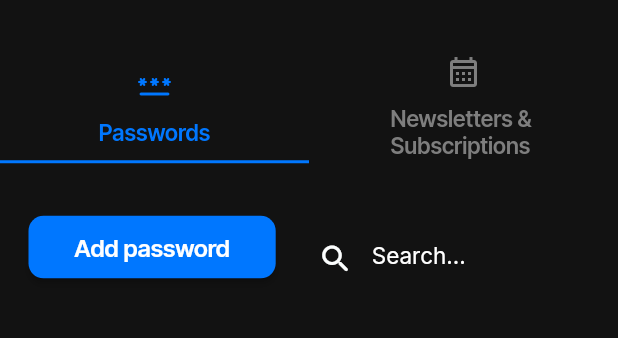
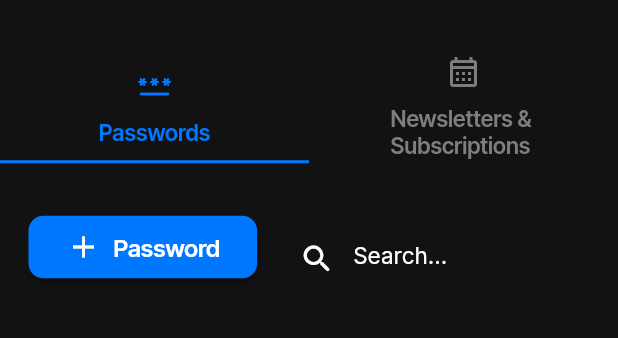
Before and after one commit to Anzasu/ZeroVault, a Flutter app: the VaultWidget screen opened by its route, on a phone screen of 412 x 824 dp, the part 111-449 px from its top. Run offline on Flutter 3.47's test engine with Material 3 defaults, Android fonts, the phone set to English and light mode, and no system bars; drawn by our look-alikes of auto_size_text; our stand-ins replace dropdown_button2, flutter_secure_storage, font_awesome_flutter, from_css_color, go_router, google_fonts and 5 more; missing offline and left inert: encrypt, json_path; accounts and stored records are empty.

Commit message:
added icon to add buttons

```diff
--- a/lib/frontend/pages/vault/vault_widget.dart
+++ b/lib/frontend/pages/vault/vault_widget.dart
@@ -250,7 +250,7 @@ Widget build(BuildContext context) {
                                                 child: Padding(
                                                 padding: EdgeInsetsDirectional.fromSTEB(10.0, 0.0, 16.0, 0.0),
                                                 child: Container(
-                                                  width: MediaQuery.sizeOf(context).width *0.40,
+                                                  width: MediaQuery.sizeOf(context).width *0.37,
                                                   height: MediaQuery.sizeOf(context).height *0.07,
                                                   decoration: BoxDecoration(),
                                                   child: Align(
@@ -259,11 +259,12 @@ Widget build(BuildContext context) {
                                                     child: Padding(
                                                       padding:EdgeInsetsDirectional.fromSTEB(0.0, 0.0, 0.0, 16.0),
                                                     child: FFButtonWidget(
+                                                      icon: Icon(Icons.add, color: Colors.white,),
                                                     onPressed: () async {
                                                       await context.pushNamed(AddPassPageWidget.routeName);
                                                       context.read<VaultProvider>().refresh();
                                                     },
-                                                    text: 'Add password',
+                                                    text: 'Password',
                                                     options: FFButtonOptions(
                                                           width:
                                                               MediaQuery.sizeOf(
@@ -704,19 +705,20 @@ Widget build(BuildContext context) {
                                       children: [
                                         Padding(
                                           padding: EdgeInsetsDirectional
-                                              .fromSTEB(16.0, 0.0, 16.0, 16.0),
+                                              .fromSTEB(19.0, 20.0, 16.0, 10.0),
                                           child: Row(
                                             mainAxisSize: MainAxisSize.max,
                                             mainAxisAlignment:
                                                 MainAxisAlignment.spaceBetween,
                                             children: [
+                                              // ----------------------------------------------------------------------- SUB ADD BUTTON -----------------------------------------
                                                 Align(
                                                   alignment: AlignmentDirectional(
                                                     0.0, 0.0),
                                                   child: Padding(
                                                   padding: EdgeInsetsDirectional.fromSTEB(10.0, 0.0, 16.0, 0.0),
                                                   child: Container(
-                                                    width: MediaQuery.sizeOf(context).width *0.40,
+                                                    width: MediaQuery.sizeOf(context).width *0.4,
                                                     height: MediaQuery.sizeOf(context).height *0.07,
                                                     decoration: BoxDecoration(),
                                                     child: Align(
@@ -725,11 +727,12 @@ Widget build(BuildContext context) {
                                                       child: Padding(
                                                         padding:EdgeInsetsDirectional.fromSTEB(0.0, 0.0, 0.0, 16.0),
                                                       child: FFButtonWidget(
+                                                        icon: Icon(Icons.add, color: Colors.white),
                                                       onPressed: () async {
                                                       await context.pushNamed(AddSubPageWidget.routeName);
                                                       context.read<VaultProvider>().refresh();
                                                     },
-                                                      text: 'Add subscription',
+                                                      text: 'Subscription',
                                                       options: FFButtonOptions(
                                                             width:
                                                                 MediaQuery.sizeOf(
```
